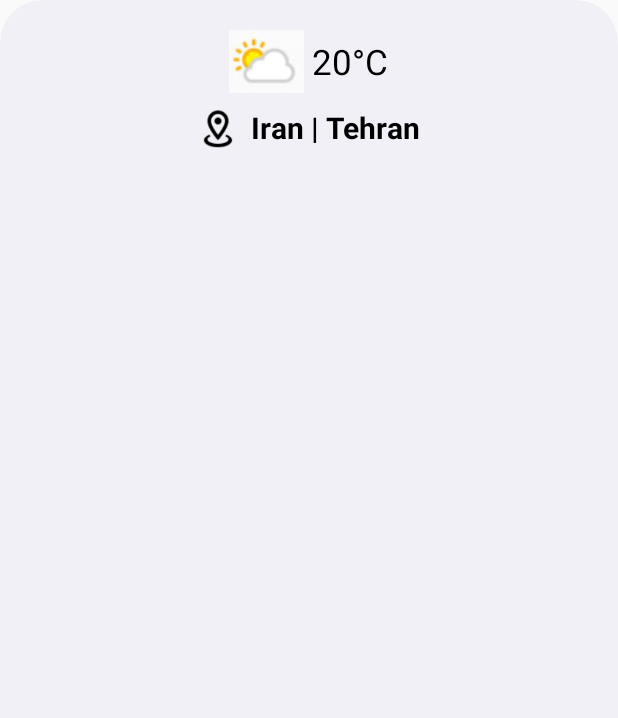
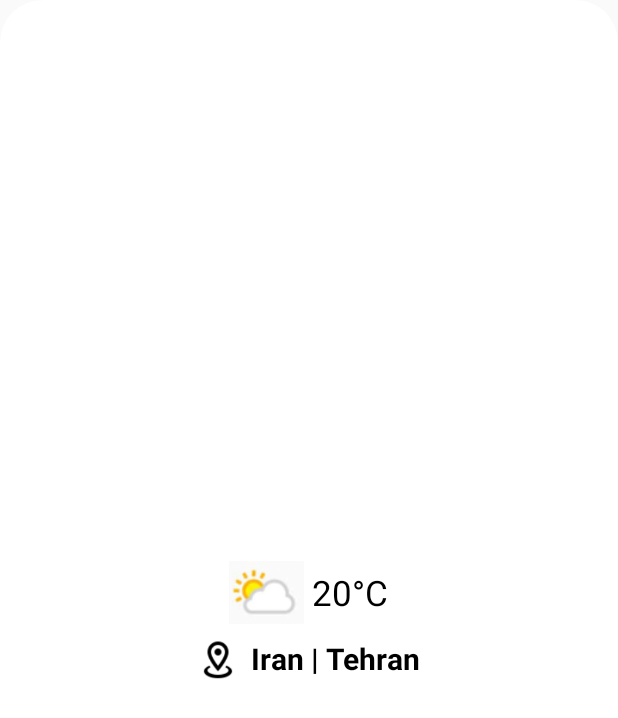
Before and after one commit to saeed74/Atmospher, an Android app: the layout weather_app_widget.xml on its own in the app's theme, with its tools: preview values and no code run, on a phone screen of 412 x 824 dp. Shown: the top 718 px of the screen. Run offline under Robolectric (Android 15) with nearby library versions, the phone set to English and light mode, and no system bars.

Commit message:
App widget fully implemented

```diff
--- a/app/src/main/AndroidManifest.xml
+++ b/app/src/main/AndroidManifest.xml
@@ -30,6 +30,7 @@
 
         <activity
             android:name=".main.MainActivity"
+            android:windowSoftInputMode="adjustResize"
             android:exported="true">
             <intent-filter>
                 <action android:name="android.intent.action.MAIN" />
--- a/app/src/main/res/layout/weather_app_widget.xml
+++ b/app/src/main/res/layout/weather_app_widget.xml
@@ -2,11 +2,24 @@
     style="@style/Widget.Atmospher.AppWidget.Container"
     android:layout_width="match_parent"
     android:layout_height="match_parent"
+    android:backgroundTint="@color/white"
     android:theme="@style/Theme.Atmosphere.AppWidgetContainer">
 
+    <TextView
+        android:id="@+id/txtWidgetStatus"
+        android:layout_width="wrap_content"
+        android:layout_height="wrap_content"
+        android:layout_gravity="center"
+        android:gravity="center"
+        android:text="@string/please_add_at_least_one_city"
+        android:textColor="@color/black"
+        android:textSize="13sp"
+        android:visibility="gone" />
+
     <LinearLayout
+        android:id="@+id/lnlWidgetDataContainer"
         android:layout_width="match_parent"
-        android:layout_height="wrap_content"
+        android:layout_height="match_parent"
         android:gravity="center"
         android:orientation="vertical">
 
@@ -16,6 +29,16 @@
             android:layout_marginBottom="5dp"
             android:gravity="center"
             android:orientation="horizontal">
+
+            <ProgressBar
+                android:id="@+id/prgLoading"
+                style="?android:attr/progressBarStyle"
+                android:layout_width="25dp"
+                android:layout_height="20dp"
+                android:layout_gravity="center"
+                android:indeterminateTint="@color/blue_500"
+                android:indeterminateTintMode="src_atop"
+                android:visibility="gone" />
 
             <ImageView
                 android:id="@+id/imgWeatherIcon"
--- a/app/src/main/res/values/strings.xml
+++ b/app/src/main/res/values/strings.xml
@@ -12,4 +12,6 @@
     <string name="please_check_internet_connection">Please check internet connection</string>
     <string name="add_widget">Add weather widget</string>
     <string name="app_widget_description">Atmosphere weather app widget</string>
+    <string name="please_add_at_least_one_city">Please add at least one city</string>
+
 </resources>
```
Also changed, not shown: app/src/main/java/com/arianmanesh/atmospher/WeatherAppWidget.kt (+69 -15 lines), app/src/main/res/xml/weather_app_widget_info.xml (+5 -5 lines).
